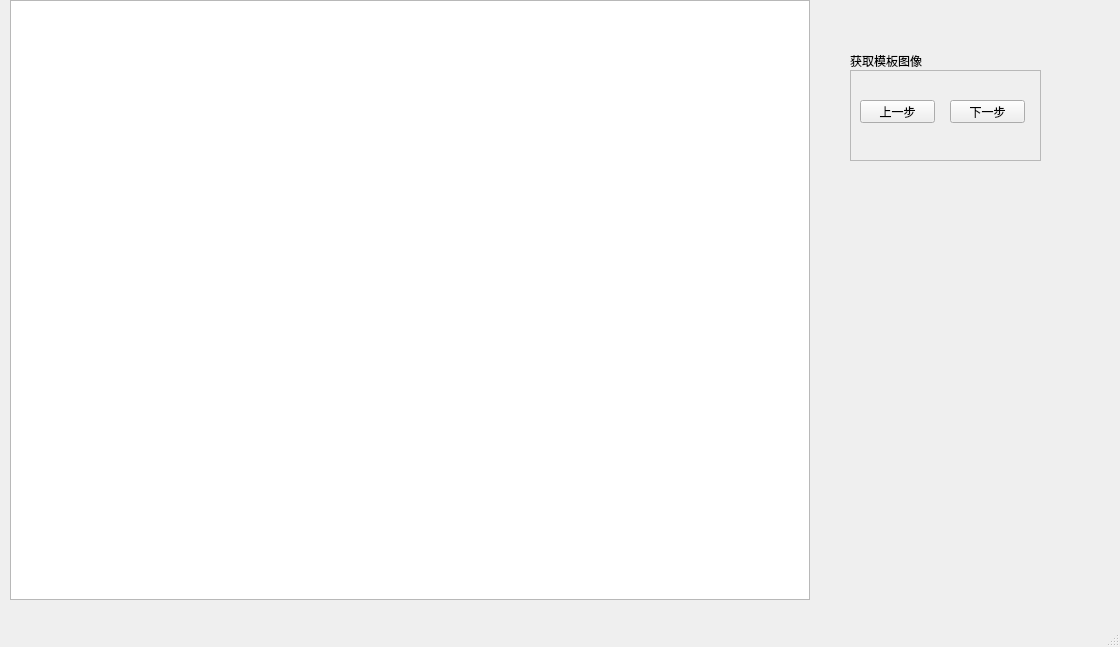
Old version of the form QtCamUse2/QtCamUse_move.ui in the repository sykzhong/QtCamUse.
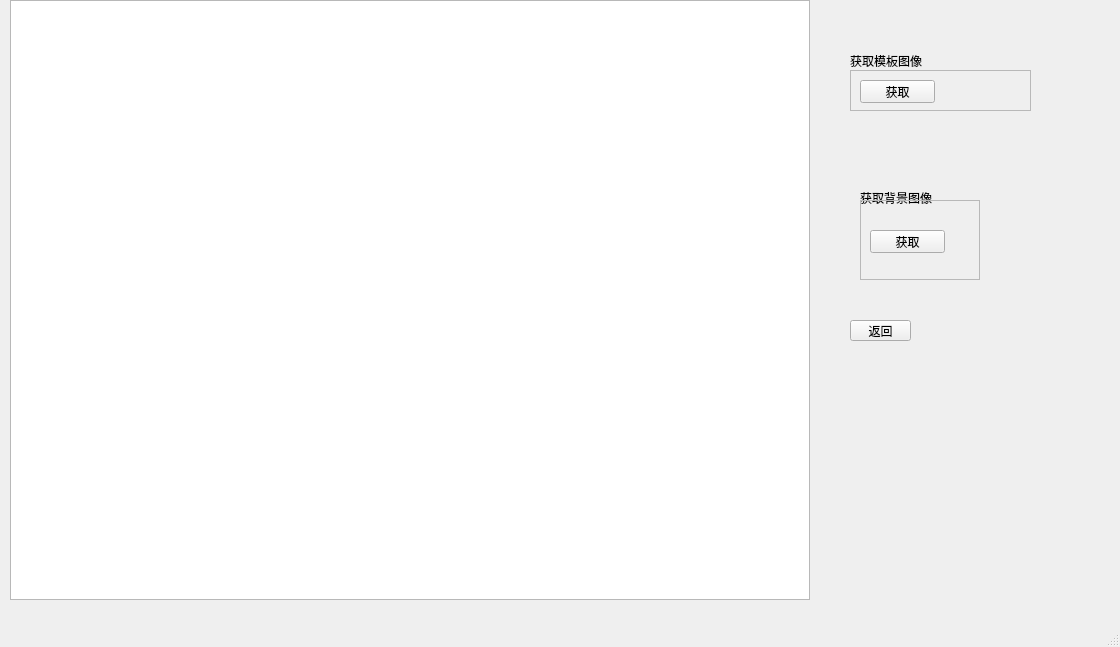
New version of the form.

What changed in the file:
```diff
--- a/QtCamUse2/QtCamUse_move.ui
+++ b/QtCamUse2/QtCamUse_move.ui
@@ -29,8 +29,8 @@
      <rect>
       <x>850</x>
       <y>70</y>
-      <width>191</width>
-      <height>91</height>
+      <width>181</width>
+      <height>41</height>
      </rect>
     </property>
     <property name="frameShape">
@@ -39,30 +39,17 @@
     <property name="frameShadow">
      <enum>QFrame::Raised</enum>
     </property>
-    <widget class="QPushButton" name="pushButton_n">
-     <property name="geometry">
-      <rect>
-       <x>100</x>
-       <y>30</y>
-       <width>75</width>
-       <height>23</height>
-      </rect>
-     </property>
-     <property name="text">
-      <string>下一步</string>
-     </property>
-    </widget>
-    <widget class="QPushButton" name="pushButton_back_to_mainwindow">
+    <widget class="QPushButton" name="pushButton_get_as_template">
      <property name="geometry">
       <rect>
        <x>10</x>
-       <y>30</y>
+       <y>10</y>
        <width>75</width>
        <height>23</height>
       </rect>
      </property>
      <property name="text">
-      <string>上一步</string>
+      <string>获取</string>
      </property>
     </widget>
    </widget>
@@ -79,6 +66,61 @@
      <string>获取模板图像</string>
     </property>
    </widget>
+   <widget class="QPushButton" name="pushButton_back_to_mainwindow">
+    <property name="geometry">
+     <rect>
+      <x>850</x>
+      <y>320</y>
+      <width>61</width>
+      <height>21</height>
+     </rect>
+    </property>
+    <property name="text">
+     <string>返回</string>
+    </property>
+   </widget>
+   <widget class="QLabel" name="label_2">
+    <property name="geometry">
+     <rect>
+      <x>860</x>
+      <y>190</y>
+      <width>81</width>
+      <height>16</height>
+     </rect>
+    </property>
+    <property name="text">
+     <string>获取背景图像</string>
+    </property>
+   </widget>
+   <widget class="QFrame" name="frame_2">
+    <property name="geometry">
+     <rect>
+      <x>860</x>
+      <y>200</y>
+      <width>120</width>
+      <height>80</height>
+     </rect>
+    </property>
+    <property name="frameShape">
+     <enum>QFrame::StyledPanel</enum>
+    </property>
+    <property name="frameShadow">
+     <enum>QFrame::Raised</enum>
+    </property>
+    <widget class="QPushButton" name="pushButton_get_as_back">
+     <property name="geometry">
+      <rect>
+       <x>10</x>
+       <y>30</y>
+       <width>75</width>
+       <height>23</height>
+      </rect>
+     </property>
+     <property name="text">
+      <string>获取</string>
+     </property>
+    </widget>
+   </widget>
   </widget>
   <widget class="QStatusBar" name="statusbar"/>
  </widget>
```
